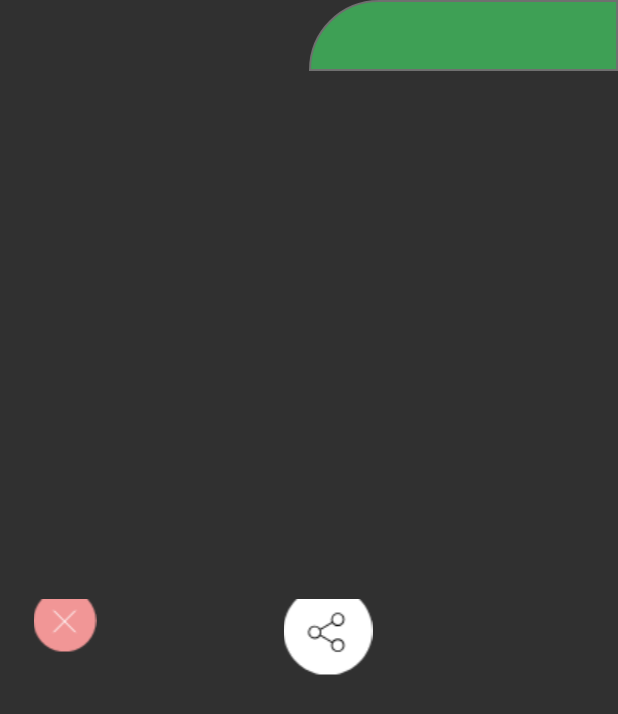
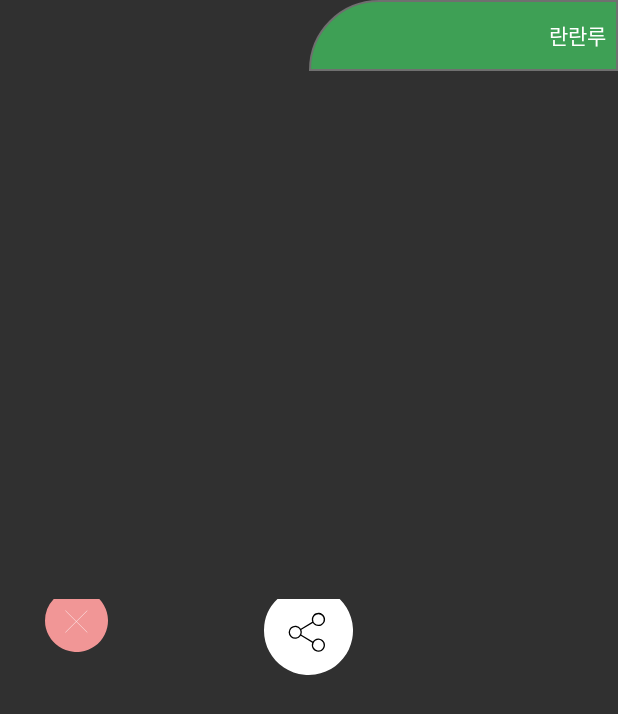
Before and after one commit to apptive-5pecials/Ploking, an Android app: the layout dialogfragment.xml on its own in the app's theme, with its tools: preview values and no code run, on a phone screen of 412 x 824 dp. Shown: the top 714 px of the screen. Run offline under Robolectric (Android 15) with nearby library versions, the phone set to English and light mode, and no system bars.

Commit message:
Dialog Button, getCity, Modify DB

```diff
--- a/app/src/main/java/com/fivespecial/ploking/Fragment/AlbumFragment.java
+++ b/app/src/main/java/com/fivespecial/ploking/Fragment/AlbumFragment.java
@@ -77,6 +77,8 @@ public class AlbumFragment extends Fragment {
                 args.putString("key","value");
                 args.putString("name",photo.getFile_name());
                 args.putString("path",photo.getPath());
+                args.putDouble("longitude", photo.getLongitude());
+                args.putDouble("latitude", photo.getLatitude());
                 FragmentDialog dialog=new FragmentDialog();
                 dialog.setOnDismissListener(new DialogInterface.OnDismissListener() {
                     @Override
--- /dev/null
+++ b/app/src/main/res/drawable/delete_button.xml
@@ -0,0 +1,22 @@
+<vector xmlns:android="http://schemas.android.com/apk/res/android"
+    android:width="41.7dp"
+    android:height="35.2dp"
+    android:viewportWidth="125"
+    android:viewportHeight="105.672">
+  <group>
+    <clip-path android:pathData="M0,0h125v105.672H0z M 0,0"/>
+    <path
+        android:pathData="M107.764,0.072A62.5,62.5 0,1 1,0 43.172a63.22,63.22 0,0 1,17.315 -43.172z"
+        android:fillColor="#f19696"/>
+    <path
+        android:fillColor="#FF000000"
+        android:strokeWidth="1"
+        android:pathData="M40.5,23.172l43.434,43.434"
+        android:strokeColor="#fff"/>
+    <path
+        android:fillColor="#FF000000"
+        android:strokeWidth="1"
+        android:pathData="M83.934,23.172L40.5,66.606"
+        android:strokeColor="#fff"/>
+  </group>
+</vector>
--- /dev/null
+++ b/app/src/main/res/drawable/share_button.xml
@@ -0,0 +1,15 @@
+<vector xmlns:android="http://schemas.android.com/apk/res/android"
+    android:width="59dp"
+    android:height="50.5dp"
+    android:viewportWidth="177"
+    android:viewportHeight="151.609">
+  <group>
+    <clip-path android:pathData="M0,0h177v151.609H0z M 0,0"/>
+    <path
+        android:pathData="M150.565,0.02A88.5,88.5 0,1 1,0 63.109a86.227,86.227 0,0 1,26.8 -63.109z"
+        android:fillColor="#fff"/>
+    <path
+        android:fillColor="#FF000000"
+        android:pathData="M98.887,82.756a13.334,13.334 0,0 0,-1.8 2.248L74.364,71.209a13.006,13.006 0,0 0,0 -9.714L97.103,47.803a13.221,13.221 0,1 0,-1.186 -2.357L73.149,59.155a13.153,13.153 0,1 0,0 14.391L95.903,87.361a13.142,13.142 0,1 0,2.98 -4.6zM108.187,30.24a10.522,10.522 0,1 1,-10.522 10.521A10.534,10.534 0,0 1,108.187 30.239zM62.154,76.873a10.522,10.522 0,1 1,10.522 -10.522,10.534 10.534,0 0,1 -10.522,10.522zM115.626,99.496a10.521,10.521 0,1 1,3.083 -7.44,10.533 10.533,0 0,1 -3.083,7.44z"/>
+  </group>
+</vector>
--- a/app/src/main/res/layout/dialogfragment.xml
+++ b/app/src/main/res/layout/dialogfragment.xml
@@ -15,13 +15,32 @@
             android:layout_width="0dp"
             android:layout_height="wrap_content"
             android:layout_weight="1"/>
-        <ImageView
+        <FrameLayout
             android:layout_weight="1"
             android:layout_width="0dp"
             android:layout_height="47.6dp"
             android:layout_gravity="right"
-            android:src="@drawable/greenbox"
-            />
+            >
+
+            <ImageView
+                android:layout_width="match_parent"
+                android:layout_height="47.6dp"
+                android:src="@drawable/greenbox"
+                />
+
+            <TextView
+                android:id="@+id/dialog_time"
+                android:layout_width="match_parent"
+                android:layout_height="match_parent"
+                android:layout_marginRight="8dp"
+                android:textColor="#fff"
+                android:gravity="center_vertical|right"
+                android:fontFamily="@font/noto_regular"
+                android:text="란란루"
+                />
+
+        </FrameLayout>
+
     </LinearLayout>
 
 
@@ -34,31 +53,27 @@
         android:layout_width="match_parent"
         android:layout_height="352dp"/>
 
-    <LinearLayout
+    <FrameLayout
         android:orientation="horizontal"
         android:layout_below="@+id/dailog_img"
         android:layout_width="match_parent"
         android:layout_height="wrap_content"
-        android:weightSum="6"
         >
 
         <ImageView
-            android:layout_weight="0.5"
             android:id="@+id/dailog_delete"
             android:layout_marginLeft="9.9dp"
             android:layout_width="wrap_content"
             android:layout_height="wrap_content"
+            android:paddingLeft="20dp"
+            android:layout_gravity="left|top"
             android:src="@drawable/delete_button"/>
         <ImageView
-            android:layout_width="0dp"
-            android:layout_height="wrap_content"
-            android:layout_weight="2"/>
-        <ImageView
-            android:layout_weight="0.5"
             android:id="@+id/dialog_share"
             android:layout_width="wrap_content"
             android:layout_height="wrap_content"
+            android:layout_gravity="center_horizontal|top"
             android:src="@drawable/share_button"/>
-    </LinearLayout>
+    </FrameLayout>
 
 </RelativeLayout>
```
Also changed, not shown: app/src/main/java/com/fivespecial/ploking/AdapterEtc/DbHelper.java (+5 -3 lines), app/src/main/java/com/fivespecial/ploking/Fragment/CameraFragment.java (+20 -2 lines), app/src/main/java/com/fivespecial/ploking/Fragment/FragmentDialog.java (+35 -1 lines), app/src/main/java/com/fivespecial/ploking/Fragment/GPSFragment.java (+15 -0 lines), app/src/main/java/com/fivespecial/ploking/MemberClass/Album.java (+16 -0 lines), app/src/main/res/drawable/delete_button.png (deleted), app/src/main/res/drawable/share_button.png (deleted).
